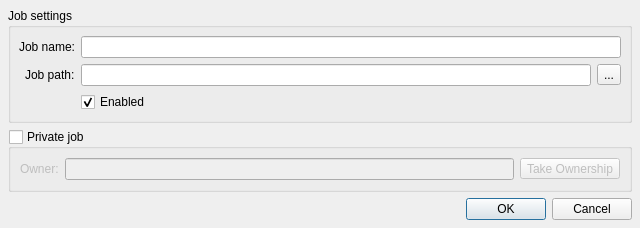
This is ui/edit_job_ui.ui in mjbonnington/icarus-gps as Qt 5 draws it before an edit. The edited form follows.
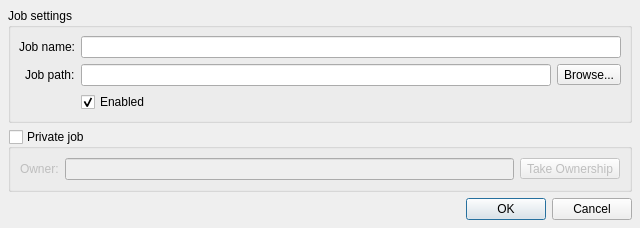
This is the edited form. Icons and pictures are not drawn.

Patch:
```diff
--- a/ui/edit_job_ui.ui
+++ b/ui/edit_job_ui.ui
@@ -102,7 +102,7 @@
         <item>
          <widget class="QToolButton" name="jobPathBrowse_toolButton">
           <property name="text">
-           <string>...</string>
+           <string>Browse...</string>
           </property>
           <property name="icon">
            <iconset resource="rsc.qrc">
```
Left out of the diff: 26 changed lines with no effect on the pictures.
